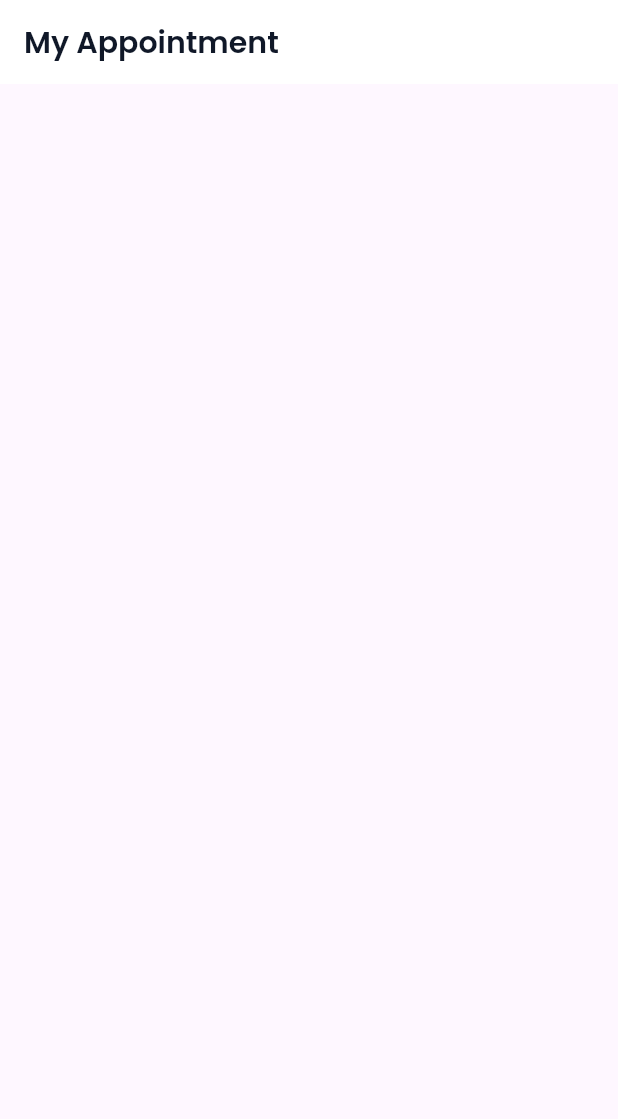
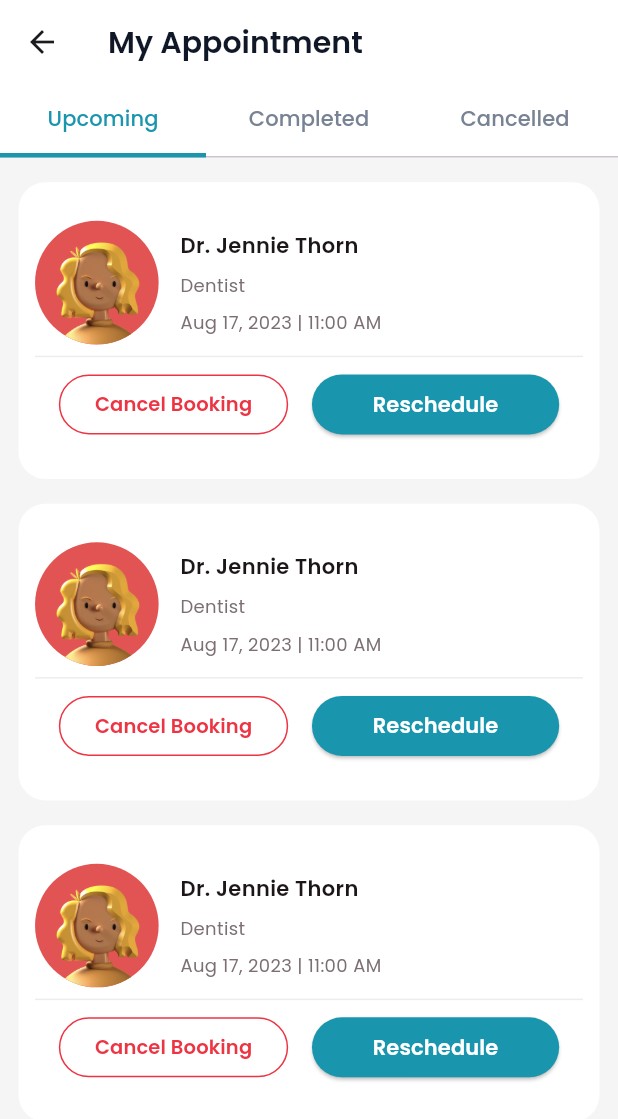
Before and after one commit to farhan-kt/MedHeal, a Flutter app: the AppointmentScreen screen opened directly, on a phone screen of 412 x 824 dp. Shown: the top 1119 px of the screen. Run offline on Flutter 3.47's test engine with Material 3 defaults, Android fonts, the phone set to English and light mode, and no system bars; our stand-ins replace google_fonts; missing offline and left inert: enefty_icons.

Commit message:
appointment,all doctors ui section completed

```diff
--- a/lib/controller/bottom_bar_provider.dart
+++ b/lib/controller/bottom_bar_provider.dart
@@ -1,8 +1,8 @@
 import 'package:flutter/material.dart';
 import 'package:medheal/view/all_doctors.dart';
-import 'package:medheal/view/appointment.dart';
-import 'package:medheal/view/user/home_user.dart';
-import 'package:medheal/view/profile_user.dart';
+import 'package:medheal/view/user/appointment/appointment_tab.dart';
+import 'package:medheal/view/user/home/home_user.dart';
+import 'package:medheal/view/user/profile/profile_user.dart';
 
 class BottomProvider extends ChangeNotifier {
   int currentIndex = 0;
@@ -15,7 +15,7 @@ class BottomProvider extends ChangeNotifier {
   List screens = [
     const UserHomeScreen(),
     const AppointmentScreen(),
-    const AllDoctors(),
+    const AllDoctorsScreen(),
     const UserProfileScreen()
   ];
 }
--- a/lib/controller/user_provider.dart
+++ b/lib/controller/user_provider.dart
@@ -1,5 +1,6 @@
 import 'package:flutter/material.dart';
 
 class UserProvider extends ChangeNotifier {
-  TextEditingController userDateController = TextEditingController();
+  TextEditingController userBookingDateController = TextEditingController();
+  TextEditingController searchController = TextEditingController();
 }
--- a/lib/main.dart
+++ b/lib/main.dart
@@ -1,5 +1,7 @@
 import 'package:flutter/material.dart';
-import 'package:medheal/view/appointment.dart';
+import 'package:medheal/view/all_doctors.dart';
+import 'package:medheal/view/user/profile/profile_user.dart';
+import 'package:medheal/view/user/appointment/appointment_tab.dart';
 import 'package:provider/provider.dart';
 import 'package:medheal/controller/user_provider.dart';
 import 'package:medheal/controller/bottom_bar_provider.dart';
@@ -23,7 +25,7 @@ class MyApp extends StatelessWidget {
       child: const MaterialApp(
         debugShowCheckedModeBanner: false,
         // home: LoginTypeScreen(),
-        home: AppointmentScreen(),
+        home: UserProfileScreen(),
       ),
     );
   }
--- a/lib/view/appointment.dart
+++ /dev/null
@@ -1,20 +0,0 @@
-import 'package:flutter/material.dart';
-import 'package:medheal/widgets/text_widgets.dart';
-
-class AppointmentScreen extends StatelessWidget {
-  const AppointmentScreen({super.key});
-
-  @override
-  Widget build(BuildContext context) {
-    return Scaffold(
-      appBar: AppBar(
-        backgroundColor: const Color(0xFFFFFFFF),
-        title: poppinsText(
-            text: 'My Appointment',
-            color: const Color(0xFF101828),
-            fontSize: 20,
-            fontWeight: FontWeight.w600),
-      ),
-    );
-  }
-}
--- /dev/null
+++ b/lib/view/user/appointment/appointment_tab.dart
@@ -0,0 +1,51 @@
+import 'package:flutter/material.dart';
+import 'package:google_fonts/google_fonts.dart';
+import 'package:medheal/view/user/appointment/cancelled_appointment.dart';
+import 'package:medheal/view/user/appointment/completed_appointment.dart';
+import 'package:medheal/view/user/appointment/upcoming_appointment.dart';
+import 'package:medheal/widgets/text_widgets.dart';
+
+class AppointmentScreen extends StatelessWidget {
+  const AppointmentScreen({super.key});
+
+  @override
+  Widget build(BuildContext context) {
+    return DefaultTabController(
+      length: 3,
+      child: Scaffold(
+        appBar: AppBar(
+          backgroundColor: const Color(0xFFFFFFFF),
+          title: poppinsText(
+              text: 'My Appointment',
+              color: const Color(0xFF101828),
+              fontSize: 20,
+              fontWeight: FontWeight.w600),
+          bottom: TabBar(
+              labelColor: Color(0xFF1995AD),
+              unselectedLabelColor: Color(0xFF778293),
+              labelStyle:
+                  GoogleFonts.poppins(fontSize: 14, color: Color(0xFFC778293)),
+              indicatorColor: Color(0xFF1995AD),
+              indicatorWeight: 3,
+              indicatorSize: TabBarIndicatorSize.tab,
+              tabs: [
+                Tab(
+                  text: 'Upcoming',
+                ),
+                Tab(
+                  text: 'Completed',
+                ),
+                Tab(
+                  text: 'Cancelled',
+                ),
+              ]),
+        ),
+        body: TabBarView(children: [
+          UpcomingAppointments(),
+          CompletedAppointments(),
+          CancelledAppointments()
+        ]),
+      ),
+    );
+  }
+}
--- /dev/null
+++ b/lib/view/user/appointment/appointment_widgets.dart
@@ -0,0 +1,107 @@
+import 'package:flutter/material.dart';
+import 'package:medheal/widgets/text_widgets.dart';
+
+Widget appointmentBookingContainer(size,
+    {circleAvatarRadius, bool? isUpcoming}) {
+  return Container(
+    // height: size.height * .248,
+    // width: size.width * .93,
+    decoration: BoxDecoration(
+      color: Color(0xFFFFFFFF),
+      border: Border.all(color: Color(0xFFFFFFFF)),
+      borderRadius: BorderRadius.circular(18),
+    ),
+    child: Padding(
+      padding:
+          EdgeInsets.symmetric(horizontal: 10, vertical: size.height * .03),
+      child: Column(
+        mainAxisAlignment: MainAxisAlignment.spaceEvenly,
+        children: [
+          Row(
+            children: [
+              CircleAvatar(
+                radius: circleAvatarRadius,
+                backgroundColor: Color.fromARGB(255, 226, 84, 84),
+                backgroundImage:
+                    AssetImage('assets/avatar-removebg-preview.png'),
+              ),
+              SizedBox(
+                width: size.width * .035,
+              ),
+              SizedBox(
+                height: size.height * .085,
+                child: Column(
+                  crossAxisAlignment: CrossAxisAlignment.start,
+                  mainAxisAlignment: MainAxisAlignment.spaceBetween,
+                  children: [
+                    poppinsText(
+                      text: 'Dr. Jennie Thorn',
+                      color: const Color(0xFF1D1617),
+                      fontSize: 14,
+                      fontWeight: FontWeight.w600,
+                    ),
+                    poppinsSubHeadText(
+                      text: 'Dentist',
+                      color: const Color(0xFF7B6F72),
+                    ),
+                    Row(
+                      children: [
+                        poppinsSubHeadText(
+                          text: 'Aug 17, 2023 | ',
+                          color: const Color(0xFF7B6F72),
+                        ),
+                        poppinsText(
+                          text: '11:00 AM',
+                          color: const Color(0xFF7B6F72),
+                          fontSize: 12,
+                        ),
+                      ],
+                    ),
+                  ],
+                ),
+              ),
+            ],
+          ),
+          Divider(
+            color: Color.fromARGB(255, 240, 236, 236),
+          ),
+          Row(
+            mainAxisAlignment: MainAxisAlignment.spaceEvenly,
+            children: [
+              if (isUpcoming!)
+                OutlinedButton(
+                  style: ButtonStyle(
+                    side: MaterialStateProperty.all(
+                        BorderSide(color: Color(0xFFED3443))),
+                  ),
+                  onPressed: () {},
+                  child: poppinsText(
+                    text: 'Cancel Booking',
+                    color: Color(0xFFED3443),
+                    fontWeight: FontWeight.w600,
+                    fontSize: 13,
+                  ),
+                ),
+              SizedBox(
+                width: size.width * (isUpcoming ? .4 : .8),
+                child: ElevatedButton(
+                  style: ElevatedButton.styleFrom(
+                    backgroundColor: const Color(0xFF1995AD),
+                  ),
+                  onPressed: () {},
+                  child: poppinsText(
+                    text: isUpcoming ? 'Reschedule' : 'Book Again',
+                    textAlign: TextAlign.center,
+                    color: Colors.white,
+                    fontSize: 14,
+                    fontWeight: FontWeight.w600,
+                  ),
+                ),
+              ),
+            ],
+          ),
+        ],
+      ),
+    ),
+  );
+}
--- /dev/null
+++ b/lib/view/user/appointment/upcoming_appointment.dart
@@ -0,0 +1,34 @@
+import 'package:flutter/material.dart';
+import 'package:medheal/view/user/appointment/appointment_widgets.dart';
+
+const double circleAvatarRadiusFraction = 0.1;
+
+class UpcomingAppointments extends StatelessWidget {
+  const UpcomingAppointments({super.key});
+
+  @override
+  Widget build(BuildContext context) {
+    Size size = MediaQuery.of(context).size;
+    double circleAvatarRadius = size.shortestSide * circleAvatarRadiusFraction;
+
+    return Scaffold(
+      backgroundColor: Color(0xFFF5F5F5),
+      body: Padding(
+        padding: EdgeInsets.symmetric(
+            horizontal: size.width * .03, vertical: size.height * .02),
+        child: Column(
+          children: [
+            appointmentBookingContainer(size,
+                circleAvatarRadius: circleAvatarRadius, isUpcoming: true),
+            SizedBox(height: size.height * .02),
+            appointmentBookingContainer(size,
+                circleAvatarRadius: circleAvatarRadius, isUpcoming: true),
+            SizedBox(height: size.height * .02),
+            appointmentBookingContainer(size,
+                circleAvatarRadius: circleAvatarRadius, isUpcoming: true),
+          ],
+        ),
+      ),
+    );
+  }
+}
--- a/lib/view/user/doctor_detail_screen.dart
+++ b/lib/view/user/home/doctor_detail_screen.dart
@@ -3,7 +3,7 @@ import 'package:medheal/view/user/user_widgets.dart';
 import 'package:provider/provider.dart';
 import 'package:enefty_icons/enefty_icons.dart';
 import 'package:medheal/widgets/text_widgets.dart';
-import 'package:medheal/view/user/home_widgets.dart';
+import 'package:medheal/view/user/home/home_widgets.dart';
 import 'package:medheal/controller/user_provider.dart';
 import 'package:medheal/widgets/textformfield_widget.dart';
 
@@ -143,7 +143,7 @@ class DoctorDetailScreen extends StatelessWidget {
               poppinsHeadText(text: 'Select Date'),
               SizedBox(height: size.height * .02),
               CustomTextFormField(
-                controller: userProvider.userDateController,
+                controller: userProvider.userBookingDateController,
                 hintText: 'Date of Birth',
                 suffixIcon: const Icon(EneftyIcons.calendar_2_outline),
               ),
--- a/lib/view/user/home_user.dart
+++ b/lib/view/user/home/home_user.dart
@@ -1,6 +1,6 @@
 import 'package:enefty_icons/enefty_icons.dart';
 import 'package:flutter/material.dart';
-import 'package:medheal/view/user/home_widgets.dart';
+import 'package:medheal/view/user/home/home_widgets.dart';
 import 'package:medheal/widgets/text_widgets.dart';
 
 class UserHomeScreen extends StatelessWidget {
--- a/pubspec.yaml
+++ b/pubspec.yaml
@@ -38,6 +38,7 @@ dependencies:
   google_fonts: ^6.2.1
   enefty_icons: ^1.0.7
   provider: ^6.1.2
+  flutter_slidable: ^3.1.0
 
 dev_dependencies:
   flutter_test:
```
Also changed, not shown: lib/view/all_doctors.dart (+41 -3 lines), lib/view/profile_user.dart (deleted, +0 -20 lines), lib/view/user/appointment/cancelled_appointment.dart (added, +34 -0 lines), lib/view/user/appointment/completed_appointment.dart (added, +34 -0 lines), lib/view/user/profile/profile_user.dart (added, +78 -0 lines), lib/view/user/user_widgets.dart (+37 -0 lines), lib/widgets/normal_widgets.dart (added, +80 -0 lines), lib/widgets/textformfield_widget.dart (+8 -2 lines), lib/view/user/home/home_widgets.dart (renamed from lib/view/user/home_widgets.dart), pubspec.lock.
